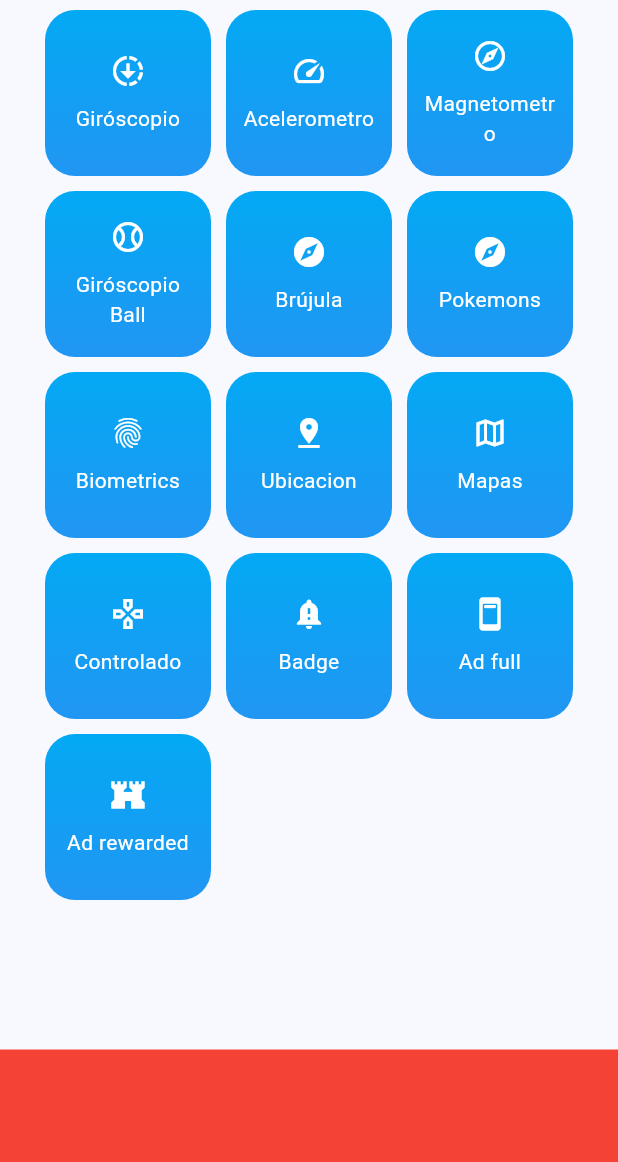
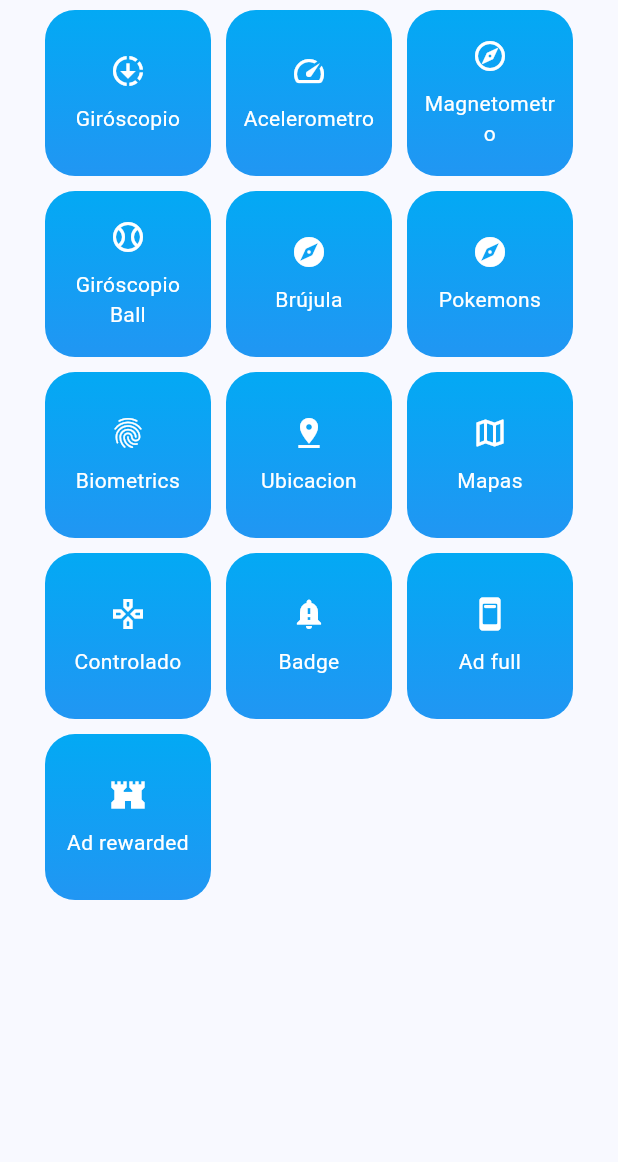
Before and after one commit to manypark/miscelaneos, a Flutter app: the screen it shows after launch, on a phone screen of 412 x 824 dp, the part 74-1236 px from its top. Run offline on Flutter 3.47's test engine with Material 2 defaults, Android fonts, the phone set to English and light mode, and no system bars; our stand-ins replace dio, flutter_compass, flutter_riverpod, geolocator, go_router, google_fonts and 5 more; missing offline and left inert: flutter_app_badger, quick_actions.

Commit message:
feat: workmanager install

```diff
--- a/lib/presentation/screens/home/home_screen.dart
+++ b/lib/presentation/screens/home/home_screen.dart
@@ -37,12 +37,11 @@ class HomeScreen extends StatelessWidget {
             ),
           ),
 
-          //TODO ad banner
-          Container(
-            color : Colors.red,
-            width : double.infinity,
-            height: 75,
-          ),
+          // Container(
+          //   color : Colors.red,
+          //   width : double.infinity,
+          //   height: 75,
+          // ),
 
         ],
       ),
--- a/pubspec.yaml
+++ b/pubspec.yaml
@@ -23,6 +23,7 @@ dependencies:
   quick_actions: ^1.0.5
   sensors_plus: ^3.0.3
   share_plus: ^7.1.0
+  workmanager: ^0.5.1
 
 dev_dependencies:
   change_app_package_name: ^1.1.0
```
Also changed, not shown: pubspec.lock.
